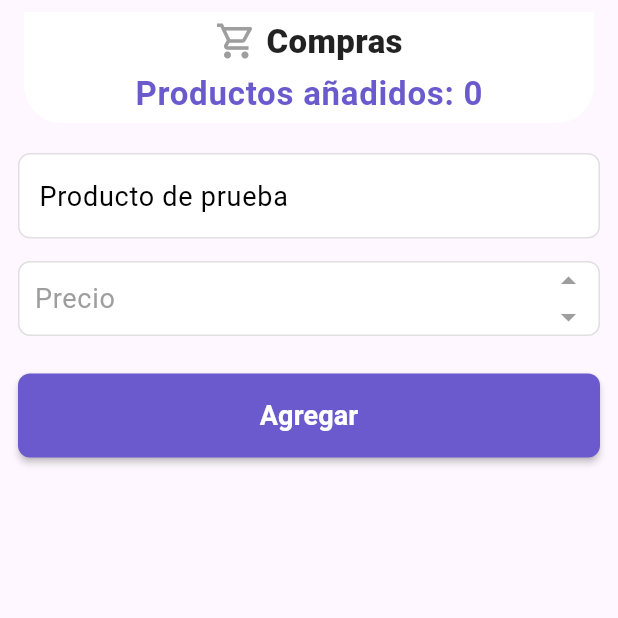
After one commit to DVeliz99/SmartList, a Flutter app: the screen it shows after launch, on a phone screen of 412 x 824 dp, the top half of it. The commit adds this screen. Run offline on Flutter 3.47's test engine with Material 3 defaults, Android fonts, the phone set to English and light mode, and no system bars; our stand-ins replace connectivity_plus, google_fonts, sqflite; accounts and stored records are empty; network calls fail.

Commit message:
refactor(products_page.dart): Add screen and re-group code to it

```diff
--- /dev/null
+++ b/lib/presentation/screens/products_page.dart
@@ -0,0 +1,77 @@
+import 'package:flutter/material.dart';
+import 'package:google_fonts/google_fonts.dart';
+import 'package:smart_list/domain/product.dart';
+import 'package:smart_list/core/error/result.dart';
+import 'package:smart_list/presentation/widgets/app_bar.dart';
+import 'package:smart_list/presentation/widgets/form.dart';
+import 'package:smart_list/presentation/widgets/product_card.dart';
+import 'package:smart_list/use_cases/product_use_cases.dart';
+
+class ProductsPage extends StatelessWidget {
+  final GetCachedProductsUseCase getCachedProductsUseCase;
+
+  const ProductsPage({super.key, required this.getCachedProductsUseCase});
+
+  @override
+  Widget build(BuildContext context) {
+    return Scaffold(
+      appBar: CustomShoppingAppBar(),
+      body: Padding(
+        padding: const EdgeInsets.all(12),
+        child: Column(
+          children: [
+            ProductForm(
+              product: Product(
+                id: '0',
+                name: 'Producto de prueba',
+                data: {'price': 0.0},
+              ),
+              onSave: () {},
+              actionLabel: 'Agregar',
+            ),
+            const SizedBox(height: 12),
+            Expanded(
+              child: FutureBuilder<Result<List<Product>>>(
+                future: getCachedProductsUseCase.call(),
+                builder: (context, snapshot) {
+                  if (snapshot.connectionState == ConnectionState.waiting) {
+                    return const Center(child: CircularProgressIndicator());
+                  }
+                  if (snapshot.hasError) {
+                    return Center(child: Text('Error: ${snapshot.error}'));
+                  }
+                  final result = snapshot.data;
+                  if (result == null ||
+                      result.isFailure ||
+                      result.data == null) {
+                    return Center(
+                      child: Text(
+                        'No hay productos: ${result?.failure?.message ?? ''}',
+                      ),
+                    );
+                  }
+                  final products = result.data!;
+
+                  return ListView.builder(
+                    itemCount: products.length,
+                    itemBuilder: (context, index) {
+                      final product = products[index];
+                      return Padding(
+                        padding: const EdgeInsets.symmetric(vertical: 6),
+                        child: ProductCard(
+                          product: product,
+                          onEdit: () {},
+                          onDelete: () {},
+                        ),
+                      );
+                    },
+                  );
+                },
+              ),
+            ),
+          ],
+        ),
+      ),
+    );
+  }
+}
```
Also changed, not shown: lib/main.dart (+2 -72 lines).
